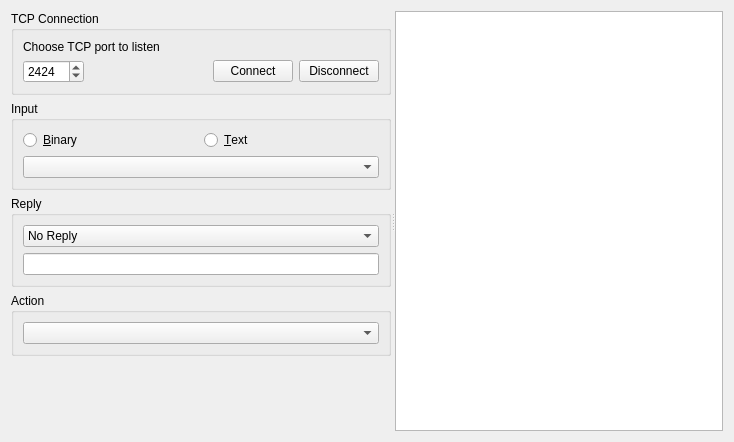
Before: the Qt Designer form PLDesk/tcplistener.ui in khomchenkovaa/PortListener, drawn with Qt 5.
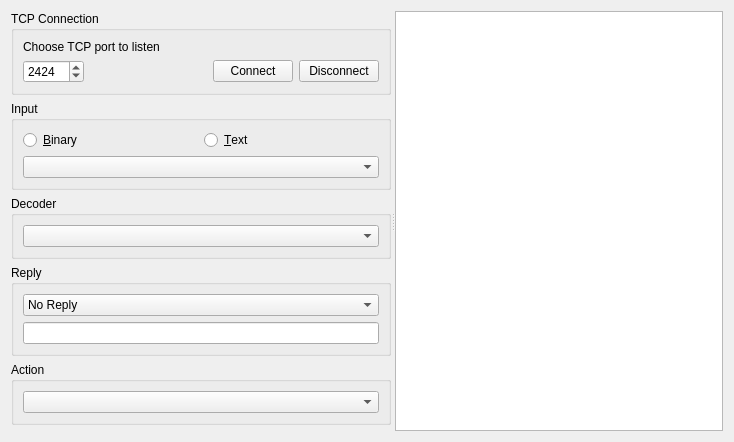
After: the same form once the commit is applied.

Commit message: [REF] extract decoders from handlers

Diff of the .ui file:
```diff
--- a/PLDesk/tcplistener.ui
+++ b/PLDesk/tcplistener.ui
@@ -111,6 +111,18 @@
          </layout>
         </widget>
        </item>
+       <item>
+        <widget class="QGroupBox" name="boxDecoder">
+         <property name="title">
+          <string>Decoder</string>
+         </property>
+         <layout class="QVBoxLayout" name="verticalLayoutDecoder">
+          <item>
+           <widget class="QComboBox" name="cmbDecoder"/>
+          </item>
+         </layout>
+        </widget>
+       </item>
        <item>
         <widget class="QGroupBox" name="boxReply">
          <property name="title">
```
The commit also changes 8 other files.
